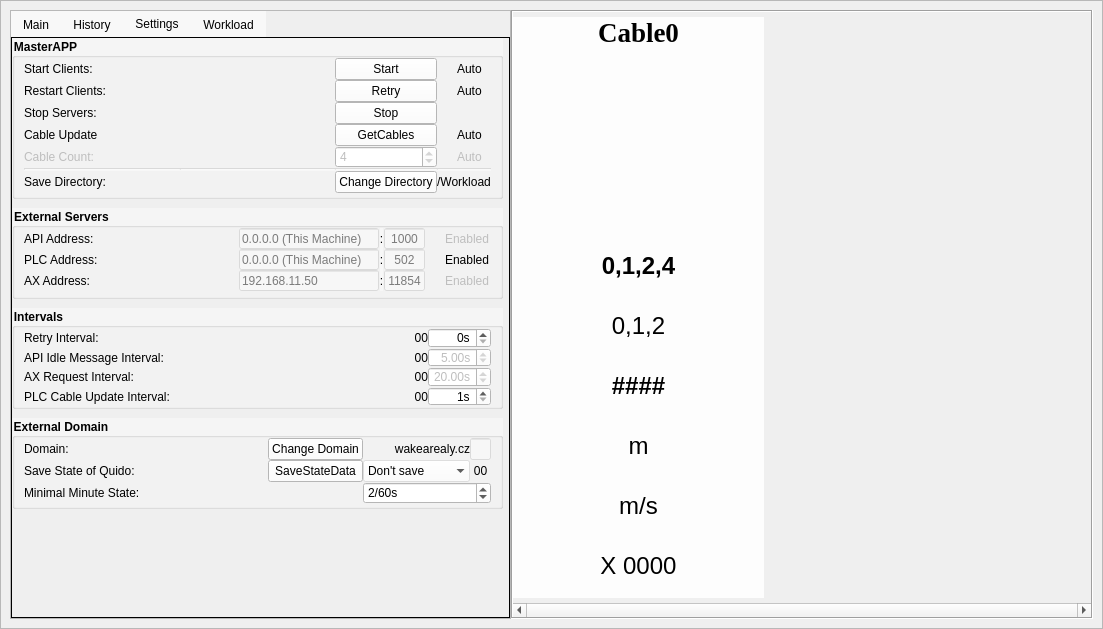
Before: the Qt Designer form ui/MasterAPPV7.ui in 5PIterator/MasterAPP, drawn with Qt 5.
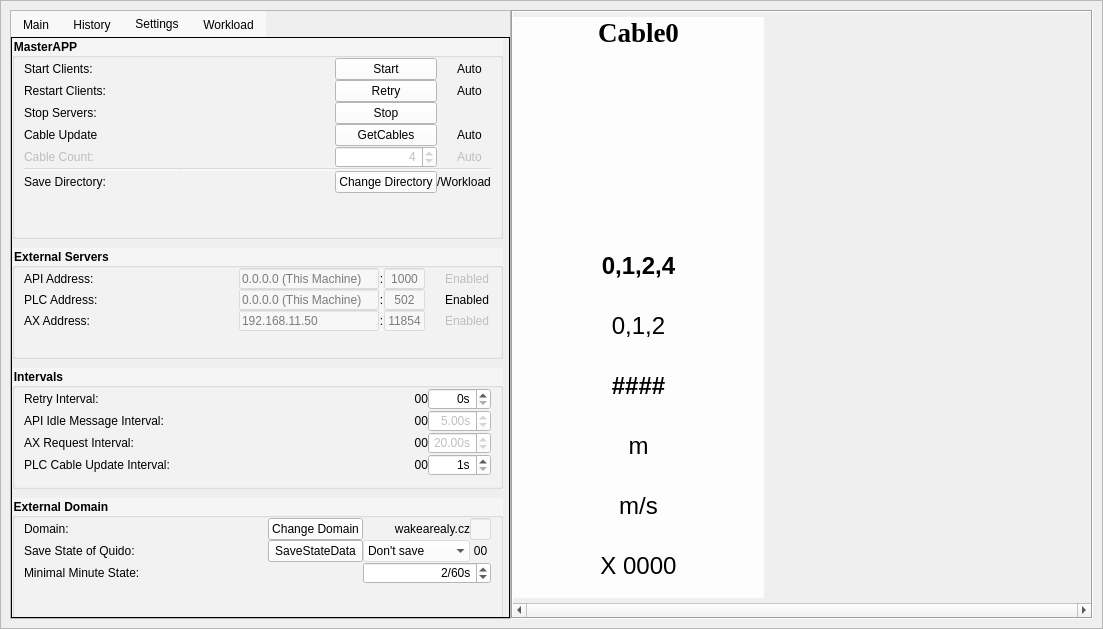
After: the same form once the commit is applied. The open tabs and pages were chosen to show the change. Icons and pictures are not drawn. Custom widgets are drawn as their Qt base class.

Commit message:
deleted:    .vscode/launch.json 	modified:   MasterAPPV7.3.0.py 	new file:   SettingsManagerV2.py 	modified:   ToMainThreadV2.py 	new file:   __pycache__/SettingsManagerV2.cpython-39.pyc 	modified:   ui/Images_rc.py 	modified:   ui/MasterAPPV6.ui 	modified:   ui/MasterAPPV6_ui.py 	modified:   ui/MasterAPPV7.ui 	modified:   ui/MasterAPPV7_ui.py 	modified:   ui/__pycache__/Images_rc.cpython-39.pyc 	modified:   ui/__pycache__/MasterAPPV7_ui.cpython-39.pyc
upgraded to SettingsManagerV2 and renamed auto labels

```diff
--- a/ui/MasterAPPV7.ui
+++ b/ui/MasterAPPV7.ui
@@ -790,9 +790,9 @@
                         <property name="geometry">
                          <rect>
                           <x>0</x>
-                          <y>170</y>
+                          <y>210</y>
                           <width>491</width>
-                          <height>91</height>
+                          <height>111</height>
                          </rect>
                         </property>
                         <property name="font">
@@ -1209,9 +1209,9 @@
                         <property name="geometry">
                          <rect>
                           <x>0</x>
-                          <y>270</y>
+                          <y>330</y>
                           <width>491</width>
-                          <height>101</height>
+                          <height>121</height>
                          </rect>
                         </property>
                         <property name="font">
@@ -1537,7 +1537,7 @@
                           <x>0</x>
                           <y>0</y>
                           <width>491</width>
-                          <height>161</height>
+                          <height>201</height>
                          </rect>
                         </property>
                         <property name="font">
@@ -1767,6 +1767,9 @@
                            <property name="styleSheet">
                             <string notr="true">background-color:white</string>
                            </property>
+                           <property name="alignment">
+                            <set>Qt::AlignRight|Qt::AlignTrailing|Qt::AlignVCenter</set>
+                           </property>
                            <property name="value">
                             <number>4</number>
                            </property>
@@ -1894,9 +1897,9 @@
                         <property name="geometry">
                          <rect>
                           <x>0</x>
-                          <y>380</y>
+                          <y>460</y>
                           <width>491</width>
-                          <height>91</height>
+                          <height>121</height>
                          </rect>
                         </property>
                         <property name="font">
@@ -2176,7 +2179,7 @@
                             <string notr="true">background-color:white</string>
                            </property>
                            <property name="alignment">
-                            <set>Qt::AlignLeading|Qt::AlignLeft|Qt::AlignVCenter</set>
+                            <set>Qt::AlignRight|Qt::AlignTrailing|Qt::AlignVCenter</set>
                            </property>
                            <property name="suffix">
                             <string>/60s</string>
```
Left out of the diff: 25 changed lines with no effect on the pictures. The commit also changes 11 other files.
